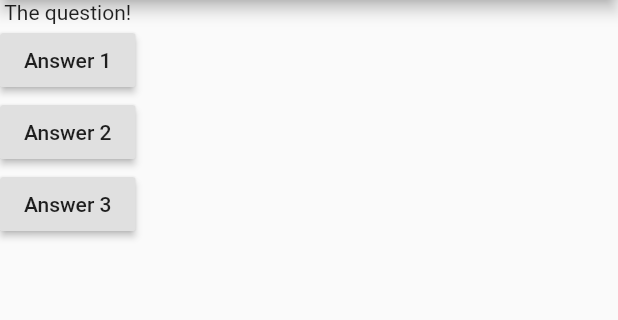
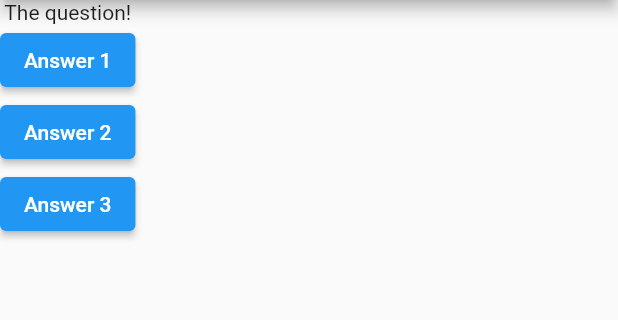
Before and after one commit to DuncanMoyo/super-duper-palm-tree, a Flutter app: the screen it shows after launch, after a tap on "Answer 3", on a phone screen of 412 x 824 dp, the part 84-404 px from its top. Run offline on Flutter 3.47's test engine with Material 2 defaults, Android fonts, the phone set to English and light mode, and no system bars.

Commit message:
anonymous functions

```diff
--- a/lib/main.dart
+++ b/lib/main.dart
@@ -1,16 +1,11 @@
 import 'package:flutter/material.dart';
-
-// void main() {
-//   runApp(MyApp());
-// }
 
 void main() => runApp(MyApp());
 
 class MyApp extends StatelessWidget {
 
-  void answerQuestion() {
-    print('Answer Chosen');
-  }
+  void answerQuestion() => print('Answer Chosen');
+
 
   @override
   Widget build(BuildContext context) {
@@ -26,16 +21,18 @@ class MyApp extends StatelessWidget {
         body: Column(
           children: [
             Text('The question!'),
-            RaisedButton(
+            ElevatedButton(
               onPressed: answerQuestion,
               child: Text('Answer 1'),
             ),
-            RaisedButton(
-              onPressed: answerQuestion,
+            ElevatedButton(
+              onPressed: () => print('Answer 2 chosen'),
               child: Text('Answer 2'),
             ),
-            RaisedButton(
-              onPressed: answerQuestion,
+            ElevatedButton(
+              onPressed: () {
+                print('Another answer which is different');
+              },
               child: Text('Answer 3'),
             ),
           ],
```
